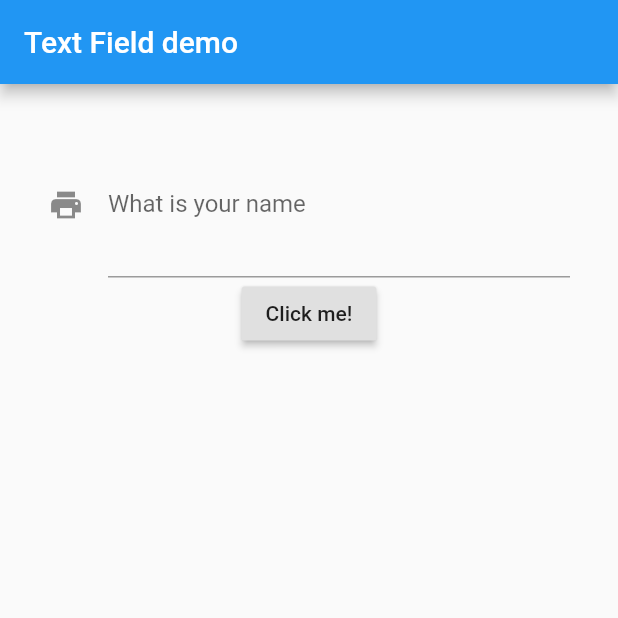
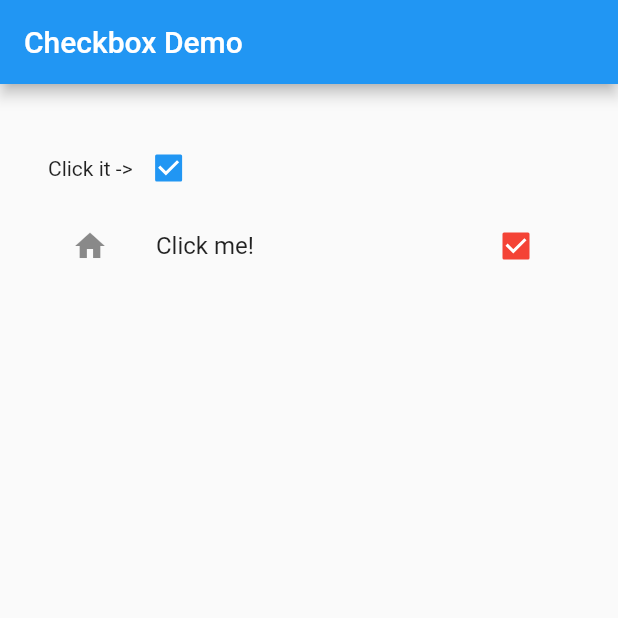
Before and after one commit to HurrellT/flutter_learning, a Flutter app: the screen it shows after launch, after a tap on "Click me!", on a phone screen of 412 x 824 dp, the top half of it. Run offline on Flutter 3.47's test engine with Material 2 defaults, Android fonts, the phone set to English and light mode, and no system bars.

Commit message:
Checkboxes

```diff
--- a/lib/main.dart
+++ b/lib/main.dart
@@ -5,57 +5,47 @@ void main() => runApp(new MaterialApp(home: new MyApp(),));
 class MyApp extends StatefulWidget {
 
   @override
-  State<StatefulWidget> createState() => MyAppState();
+  State<StatefulWidget> createState() => new MyAppState();
 
 }
 
 class MyAppState extends State<MyApp> {
 
-  String _text = '';
+  bool _isChecked = false;
 
-  void _onPressed() {
-    print('The text is $_text');
-  }
-
-  void _onPressed2() {
-    print(_controller.text);
-  }
-
-  void _onChanged(String value) {
+  void onChanged(bool value) {
     setState(() {
-      _text = value;
+      _isChecked = value;
     });
   }
-
-  final TextEditingController _controller = new TextEditingController();
 
   @override
   Widget build(BuildContext context) {
     return new Scaffold(
       appBar: new AppBar(
-        title: new Text('Text Field demo'),
+        title: new Text('Checkbox Demo'),
       ),
       body: new Container(
         padding: new EdgeInsets.all(32),
         child: new Center(
           child: new Column(
             children: <Widget>[
-              new TextField(
-                onChanged: (String value){_onChanged(value);},
-                controller: _controller,
-                maxLines: 3,
-                autocorrect: true,
-                decoration: new InputDecoration(
-                  icon: new Icon(Icons.print),
-                  hintText: 'Type something here',
-                  labelText: 'What is your name'
-                ),
+              new Row(
+                children: <Widget>[
+                  new Text('Click it ->'),
+                  new Checkbox(
+                  value: _isChecked,
+                  onChanged: (bool value){onChanged(value);},
+                )
+                ],
               ),
-              new RaisedButton(
-                child: new Text('Click me!'),
-//                onPressed: (){_onPressed();}
-                onPressed: (){_onPressed2();}
-              ),
+              new CheckboxListTile(
+                title: new Text('Click me!'),
+                value: _isChecked,
+                activeColor: Colors.red,
+                secondary: const Icon(Icons.home),
+                onChanged: (bool value){onChanged(value);},
+              )
             ],
           ),
         ),
```
Also changed, not shown: lib/oldMain.dart (+73 -0 lines).
